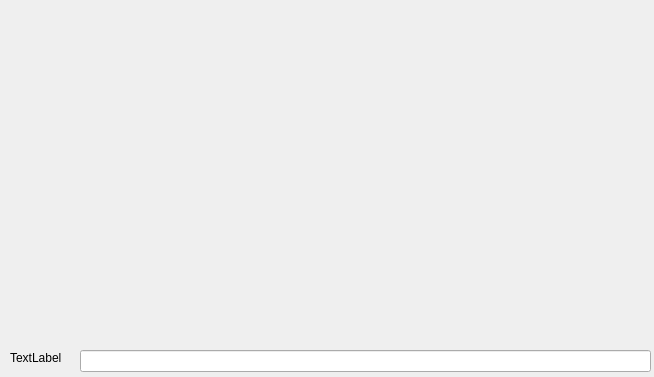
This is mainwindow.ui in ahf/qtIRC as Qt 5 draws it before an edit. The edited form follows.
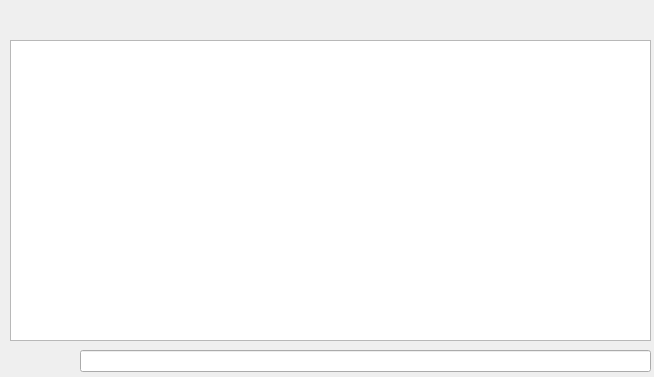
This is the edited form.

What changed in the file:
```diff
--- a/mainwindow.ui
+++ b/mainwindow.ui
@@ -24,7 +24,7 @@
      </rect>
     </property>
     <property name="text">
-     <string>TextLabel</string>
+     <string/>
     </property>
    </widget>
    <widget class="QLineEdit" name="commandInput">
@@ -43,6 +43,16 @@
      </font>
     </property>
    </widget>
+   <widget class="QTextBrowser" name="chatView">
+    <property name="geometry">
+     <rect>
+      <x>10</x>
+      <y>40</y>
+      <width>641</width>
+      <height>301</height>
+     </rect>
+    </property>
+   </widget>
   </widget>
  </widget>
  <layoutdefault spacing="6" margin="11"/>
```
